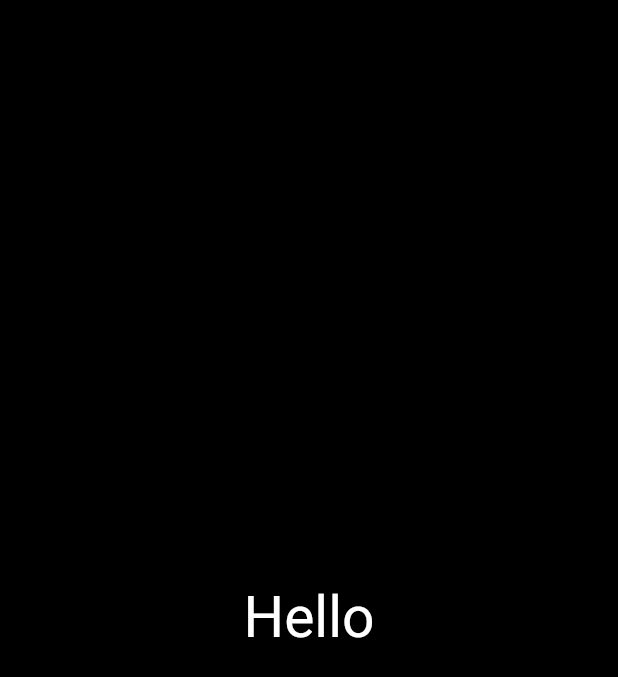
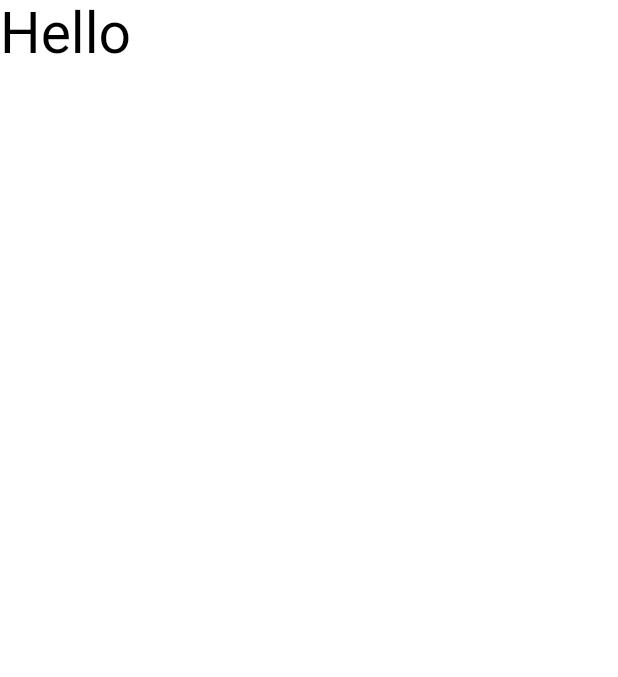
Before and after one commit to Green-Archive/flutter_burnner, a Flutter app: the screen it shows after launch, after a tap on "Log In", on a phone screen of 412 x 824 dp. Shown: the top 677 px of the screen. Run offline on Flutter 3.47's test engine with Material 2 defaults, Android fonts, the phone set to English and light mode, and no system bars.

Commit message:
home_screen.dart

```diff
--- a/lib/SecondScreen.dart
+++ /dev/null
@@ -1,33 +0,0 @@
-// TODO Implement this library.
-import 'package:flutter/material.dart';
-import 'dart:math';
-
-var q1 = "Be vulnerable, be courageous, and find comfort in the uncomfortable.";
-var q2 = "Prepare like you have never won and perform like you have never lost.";
-var q3 = "Trust the process.";
-var q4 = "A vision is a dream with a plan.";
-var q5 = "You only fail when you stop trying.";
-var list = [q1, q2, q3, q4, q5];
-
-
-
-class SecondScreen extends StatelessWidget {
-
-  @override
-  Widget build(BuildContext context) {
-    return  MaterialApp(
-      home: Scaffold(
-        backgroundColor: Colors.black,
-        body: Center(
-          child: Center(
-            child: Text(
-              "Hello",
-              style: TextStyle(fontSize: 38, color: Colors.white),
-              textAlign: TextAlign.center,
-            ),
-          ),
-        ),
-      ),
-    );
-  }
-}
--- /dev/null
+++ b/lib/home_screen.dart
@@ -0,0 +1,22 @@
+// TODO Implement this library.
+import 'package:flutter/material.dart';
+
+class SecondScreen extends StatelessWidget {
+  const SecondScreen({super.key});
+
+
+  @override
+  Widget build(BuildContext context) {
+    return   const MaterialApp(
+      home: Scaffold(
+        backgroundColor: Colors.white,
+        body: Text(
+          "Hello",
+          style: TextStyle(fontSize: 38, color: Colors.black),
+          textAlign: TextAlign.left,
+
+        ),
+      ),
+    );
+  }
+}
--- a/lib/login_screen.dart
+++ b/lib/login_screen.dart
@@ -1,5 +1,5 @@
 import 'package:flutter/material.dart';
-import 'SecondScreen.dart';
+import 'home_screen.dart';
 
 class LoginScreen extends StatefulWidget {
   const LoginScreen({super.key});
```
